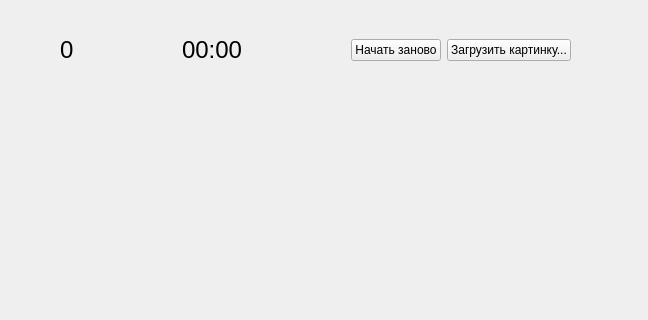
Qt form mainwindow.ui (RudSmith/FifteenCPP) before a commit; both pictures show x 0 to 648 and y 0 to 320 of the 648 by 657 pixel window.
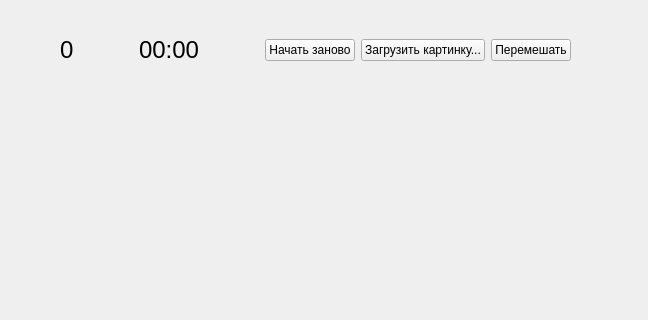
The same form after that commit.

Commit message: Added button that mixes tiles on the gridView

Patch:
```diff
--- a/mainwindow.ui
+++ b/mainwindow.ui
@@ -99,6 +99,13 @@
        </property>
       </widget>
      </item>
+     <item>
+      <widget class="QPushButton" name="mix_pushButton">
+       <property name="text">
+        <string>Перемешать</string>
+       </property>
+      </widget>
+     </item>
     </layout>
    </widget>
   </widget>
```
The commit also changes 2 other files.
